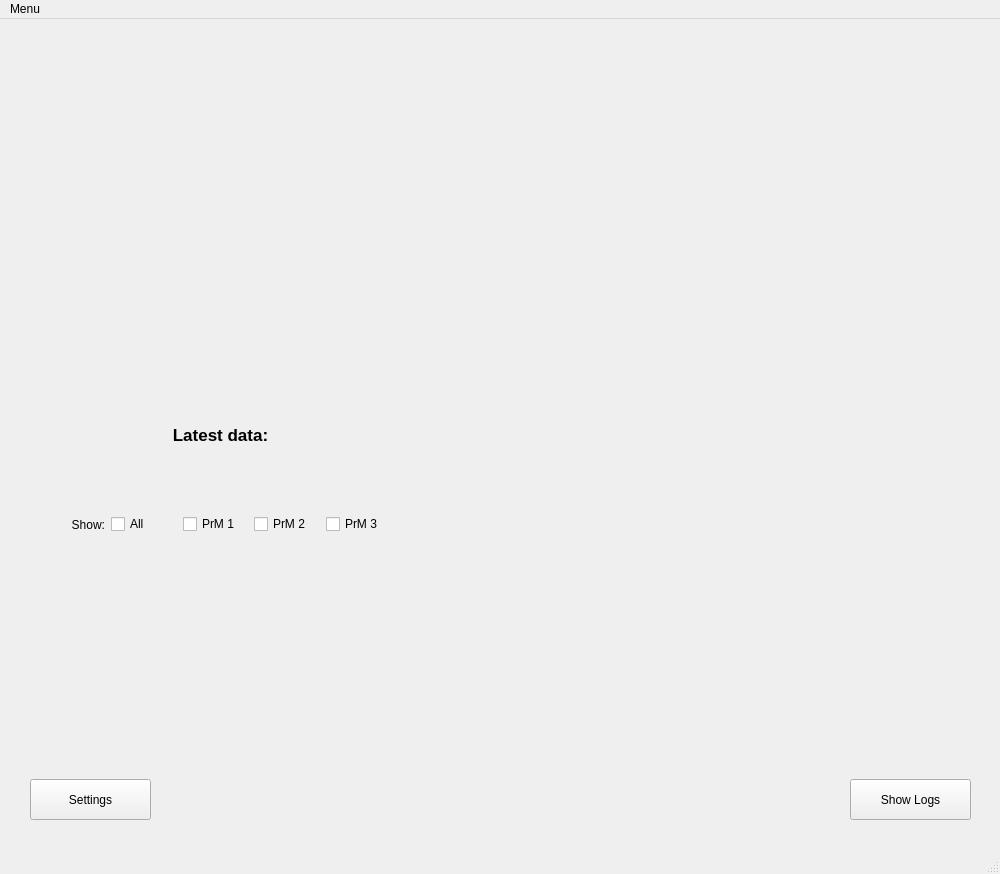
The window that sbndprmdaq/mainwindow.ui (marcodeltutto/SBNDPurityMonitorDAQ) describes before a commit, drawn with Qt 5.
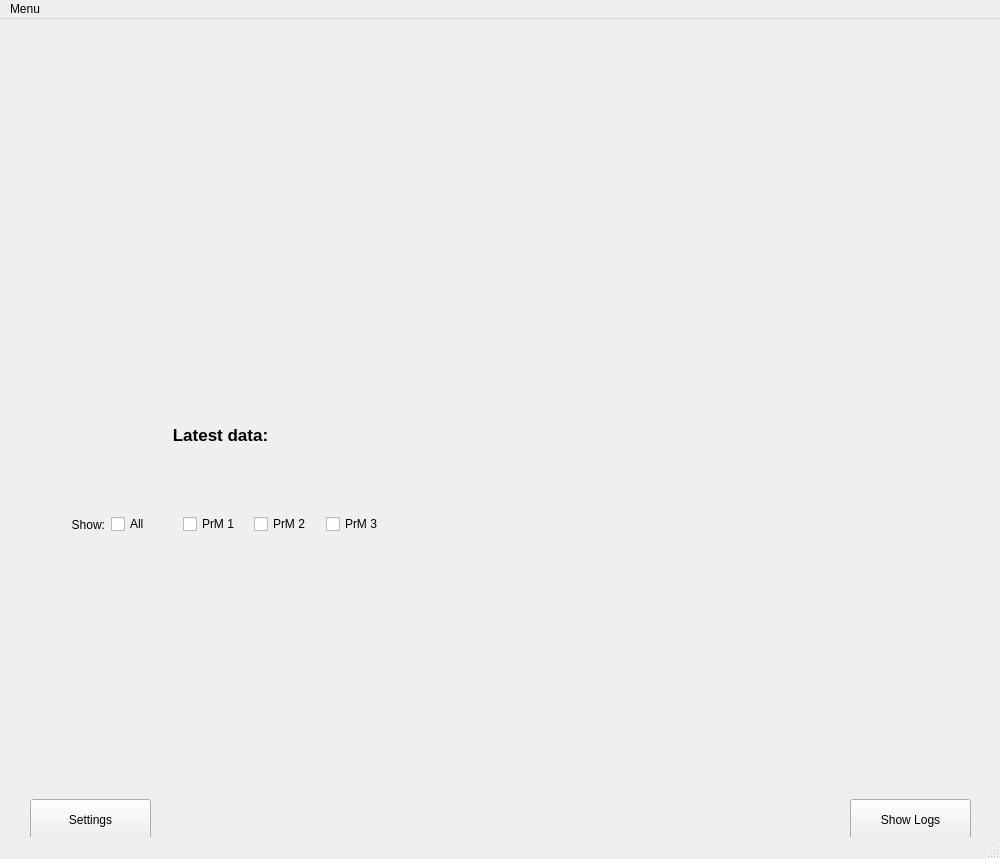
The same window after the commit. Custom widgets are drawn as their Qt base class.

```diff
--- a/sbndprmdaq/mainwindow.ui
+++ b/sbndprmdaq/mainwindow.ui
@@ -7,7 +7,7 @@
     <x>0</x>
     <y>0</y>
     <width>1000</width>
-    <height>874</height>
+    <height>859</height>
    </rect>
   </property>
   <property name="windowTitle">
@@ -28,7 +28,7 @@
     <property name="geometry">
      <rect>
       <x>850</x>
-      <y>760</y>
+      <y>780</y>
       <width>121</width>
       <height>41</height>
      </rect>
@@ -52,7 +52,7 @@
     <property name="geometry">
      <rect>
       <x>30</x>
-      <y>760</y>
+      <y>780</y>
       <width>121</width>
       <height>41</height>
      </rect>
```
